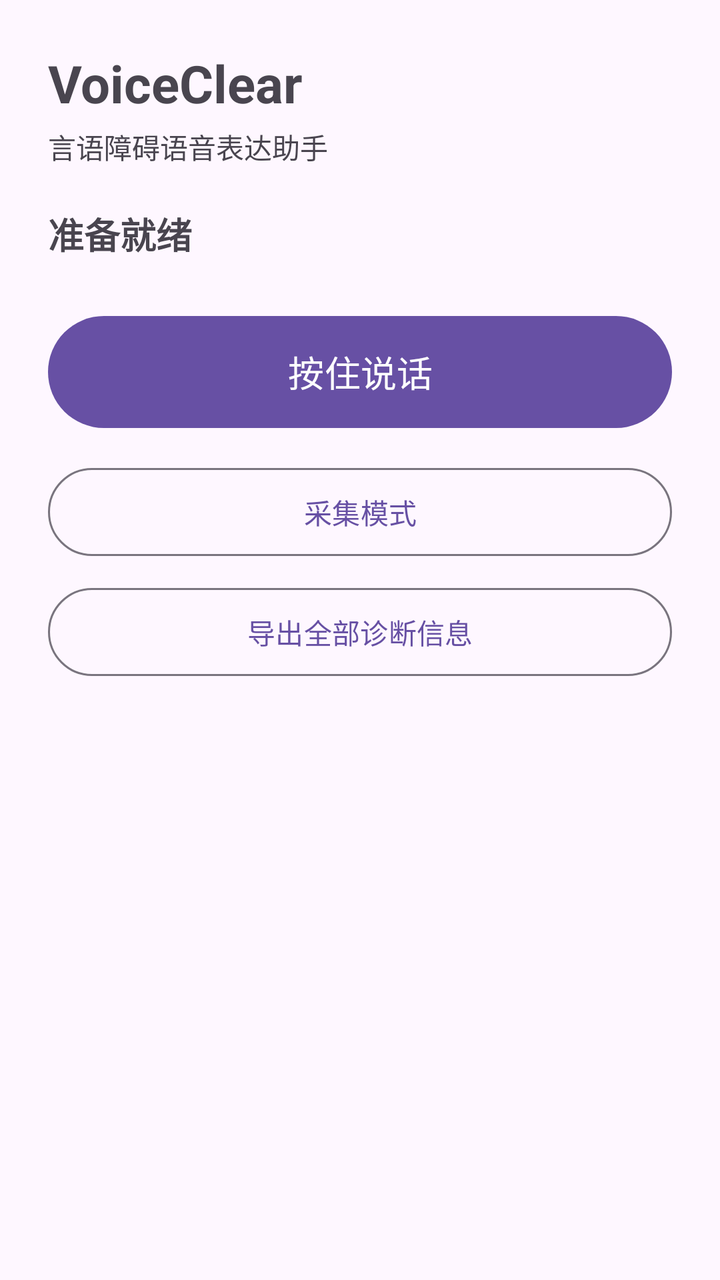
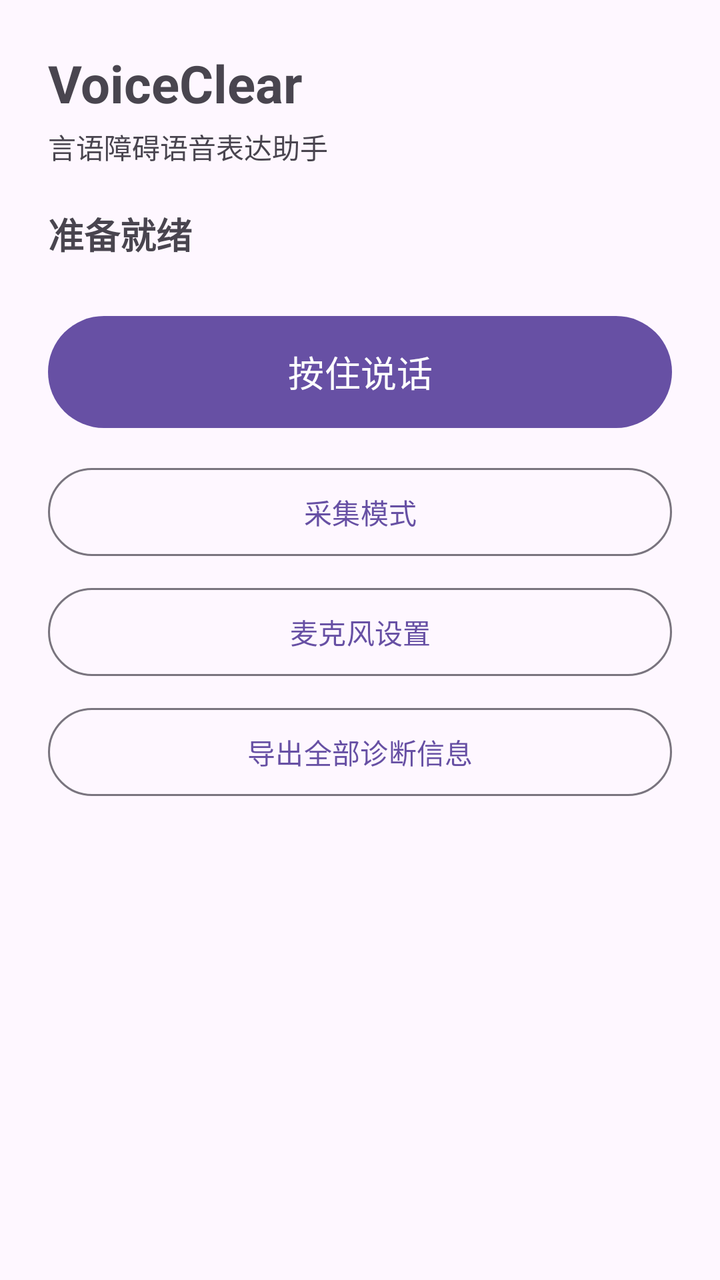

Compare the two renders of this Android layout. The source of the first and the diff that turns it into the second are given below.
<!-- AndroidManifest.xml: application theme Theme.VoiceClear -->
<!-- res/layout/activity_main.xml -->
<?xml version="1.0" encoding="utf-8"?>
<ScrollView xmlns:android="http://schemas.android.com/apk/res/android"
    xmlns:app="http://schemas.android.com/apk/res-auto"
    xmlns:tools="http://schemas.android.com/tools"
    android:layout_width="match_parent"
    android:layout_height="match_parent"
    android:fillViewport="true">

    <LinearLayout
        android:layout_width="match_parent"
        android:layout_height="wrap_content"
        android:orientation="vertical"
        android:padding="24dp">

        <TextView
            android:id="@+id/appTitle"
            android:layout_width="match_parent"
            android:layout_height="wrap_content"
            android:text="@string/app_name"
            android:textSize="26sp"
            android:textStyle="bold" />

        <TextView
            android:id="@+id/appTagline"
            android:layout_width="match_parent"
            android:layout_height="wrap_content"
            android:layout_marginTop="4dp"
            android:text="@string/app_tagline"
            android:textSize="14sp" />

        <TextView
            android:id="@+id/stateText"
            android:layout_width="match_parent"
            android:layout_height="wrap_content"
            android:layout_marginTop="20dp"
            android:accessibilityLiveRegion="polite"
            android:text="@string/state_idle"
            android:textSize="18sp"
            android:textStyle="bold" />

        <TextView
            android:id="@+id/warningText"
            android:layout_width="match_parent"
            android:layout_height="wrap_content"
            android:layout_marginTop="12dp"
            android:textColor="#B3261E"
            android:textSize="14sp"
            android:visibility="gone" />

        <com.google.android.material.button.MaterialButton
            android:id="@+id/recordButton"
            android:layout_width="match_parent"
            android:layout_height="wrap_content"
            android:layout_marginTop="24dp"
            android:minHeight="64dp"
            android:text="@string/btn_start"
            android:textSize="18sp" />

        <com.google.android.material.button.MaterialButton
            android:id="@+id/captureModeButton"
            style="@style/Widget.Material3.Button.OutlinedButton"
            android:layout_width="match_parent"
            android:layout_height="wrap_content"
            android:layout_marginTop="12dp"
            android:minHeight="52dp"
            android:text="@string/capture_title" />

        <com.google.android.material.button.MaterialButton
            android:id="@+id/exportLogButton"
            style="@style/Widget.Material3.Button.OutlinedButton"
            android:layout_width="match_parent"
            android:layout_height="wrap_content"
            android:layout_marginTop="8dp"
            android:minHeight="52dp"
            android:text="@string/export_log" />

        <TextView
            android:id="@+id/modelStatusText"
            android:layout_width="match_parent"
            android:layout_height="wrap_content"
            android:layout_marginTop="16dp"
            android:textSize="13sp" />

        <com.google.android.material.button.MaterialButton
            android:id="@+id/modelSetupButton"
            style="@style/Widget.Material3.Button.OutlinedButton"
            android:layout_width="match_parent"
            android:layout_height="wrap_content"
            android:layout_marginTop="8dp"
            android:minHeight="52dp"
            android:text="@string/model_download_short"
            android:visibility="gone" />

        <com.google.android.material.button.MaterialButton
            android:id="@+id/confirmButton"
            android:layout_width="match_parent"
            android:layout_height="wrap_content"
            android:layout_marginTop="12dp"
            android:minHeight="56dp"
            android:text="@string/btn_confirm"
            android:visibility="gone" />

        <com.google.android.material.button.MaterialButton
            android:id="@+id/originalButton"
            android:layout_width="match_parent"
            android:layout_height="wrap_content"
            android:layout_marginTop="12dp"
            android:minHeight="56dp"
            android:text="@string/btn_play_original"
            android:visibility="gone" />

        <com.google.android.material.button.MaterialButton
            android:id="@+id/cancelButton"
            android:layout_width="match_parent"
            android:layout_height="wrap_content"
            android:layout_marginTop="12dp"
            android:minHeight="56dp"
            android:text="@string/btn_cancel"
            android:visibility="gone" />

        <TextView
            android:id="@+id/textLabel"
            android:layout_width="match_parent"
            android:layout_height="wrap_content"
            android:layout_marginTop="24dp"
            android:text="@string/label_recognized_text"
            android:textSize="14sp"
            android:visibility="gone" />

        <EditText
            android:id="@+id/recognizedText"
            android:layout_width="match_parent"
            android:layout_height="wrap_content"
            android:layout_marginTop="8dp"
            android:autofillHints="none"
            android:gravity="top|start"
            android:hint="@string/hint_recognized_text"
            android:inputType="textMultiLine"
            android:minLines="3"
            android:textSize="18sp"
            android:visibility="gone" />

        <TextView
            android:id="@+id/confidenceText"
            android:layout_width="match_parent"
            android:layout_height="wrap_content"
            android:layout_marginTop="12dp"
            android:textSize="13sp"
            android:visibility="gone" />

    </LinearLayout>
</ScrollView>
<!-- resources referenced by this layout -->
<resources>
  <string name="app_name">VoiceClear</string>
  <string name="app_tagline">言语障碍语音表达助手</string>
  <string name="btn_cancel">取消</string>
  <string name="btn_confirm">确认并播放</string>
  <string name="btn_play_original">播放原始语音</string>
  <string name="btn_start">按住说话</string>
  <string name="capture_title">采集模式</string>
  <string name="export_log">导出全部诊断信息</string>
  <string name="hint_recognized_text">请确认或修改识别出的文字</string>
  <string name="label_recognized_text">识别文本（可修改）</string>
  <string name="model_download_short">下载识别模型</string>
  <string name="state_idle">准备就绪</string>
  <style name="Theme.VoiceClear" parent="Theme.Material3.DayNight.NoActionBar" />
</resources>

<!-- the commit's change to res/layout/activity_main.xml (unified diff, before → after) -->
@@ -64,6 +64,15 @@
             android:layout_marginTop="12dp"
             android:minHeight="52dp"
             android:text="@string/capture_title" />
+
+        <com.google.android.material.button.MaterialButton
+            android:id="@+id/audioSettingsButton"
+            style="@style/Widget.Material3.Button.OutlinedButton"
+            android:layout_width="match_parent"
+            android:layout_height="wrap_content"
+            android:layout_marginTop="8dp"
+            android:minHeight="52dp"
+            android:text="@string/audio_settings" />
 
         <com.google.android.material.button.MaterialButton
             android:id="@+id/exportLogButton"
<!-- resource entries referenced after the edit -->
@@ -2,6 +2,7 @@
 <resources>
   <string name="app_name">VoiceClear</string>
   <string name="app_tagline">言语障碍语音表达助手</string>
+  <string name="audio_settings">麦克风设置</string>
   <string name="btn_cancel">取消</string>
   <string name="btn_confirm">确认并播放</string>
   <string name="btn_play_original">播放原始语音</string>
